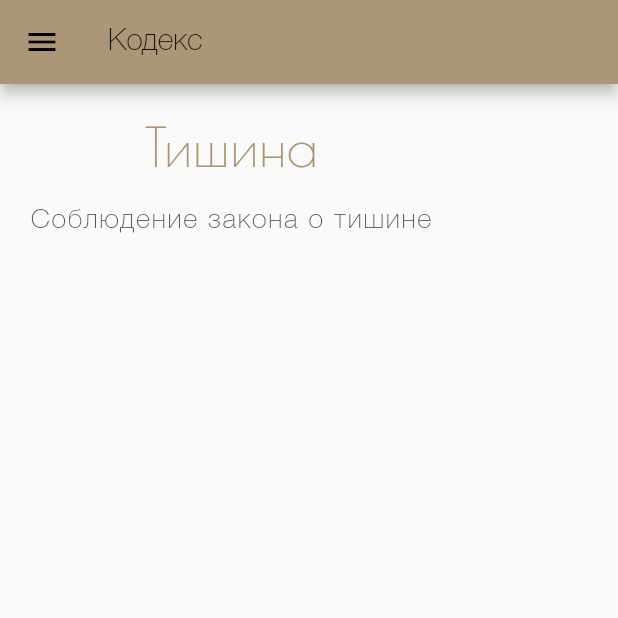
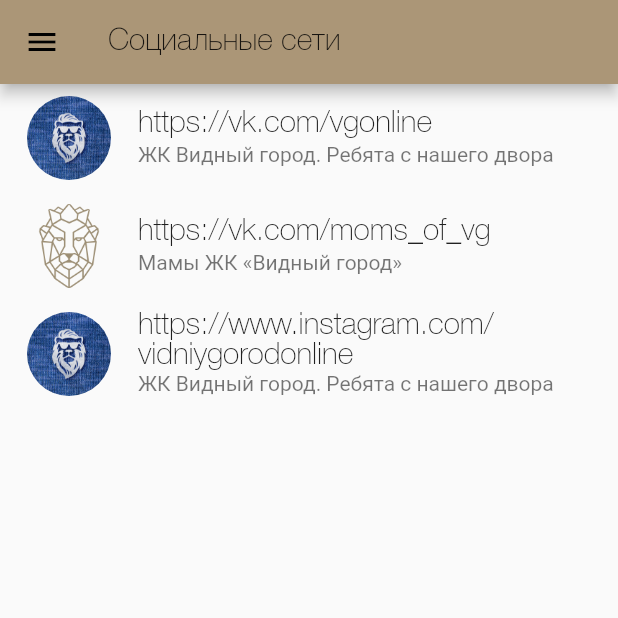
Before and after one commit to pumano/sightly-city, a Flutter app: the SocialNetworksScreen screen opened by its route, on a phone screen of 412 x 824 dp, the top half of it. Run offline on Flutter 3.47's test engine with Material 2 defaults, Android fonts, the phone set to English and light mode, and no system bars; our stand-ins replace flutter_map, flutter_svg, latlong, photo_view; Roboto replaces fonts that are missing (Hind).

Commit message:
feat(social): add social networks

```diff
--- a/lib/nav_drawer.dart
+++ b/lib/nav_drawer.dart
@@ -59,7 +59,8 @@
             },
           ),
           ListTile(
-            title: Text('Новости', style: Theme.of(context).textTheme.subtitle1),
+            title:
+                Text('Новости', style: Theme.of(context).textTheme.subtitle1),
             onTap: () {
               // Update the state of the app
               // ...
@@ -117,7 +118,8 @@
             },
           ),
           ListTile(
-            title: Text('Соц сети', style: Theme.of(context).textTheme.subtitle1),
+            title:
+                Text('Соц сети', style: Theme.of(context).textTheme.subtitle1),
             onTap: () {
               // Update the state of the app
               // ...
--- a/lib/views/information.screen.dart
+++ b/lib/views/information.screen.dart
@@ -57,14 +57,14 @@
                       ContactsList(contacts: emergenceContacts),
                       Container(
                           padding:
+                              const EdgeInsets.only(top: 20.0, bottom: 20.0),
+                          child: Text("Телефоны техников")),
+                      ContactsList(contacts: contacts),
+                      Container(
+                          padding:
                               const EdgeInsets.only(top: 10.0, bottom: 20.0),
                           child: Text("Службы одного окна")),
                       ContactsList(contacts: webServicesContacts),
-                      Container(
-                          padding:
-                              const EdgeInsets.only(top: 20.0, bottom: 20.0),
-                          child: Text("Телефоны техников")),
-                      ContactsList(contacts: contacts),
                       Container(
                           padding:
                               const EdgeInsets.only(top: 20.0, bottom: 20.0),
--- a/lib/views/rules.screen.dart
+++ b/lib/views/rules.screen.dart
@@ -28,7 +28,9 @@
                       Text(
                           " Пожаловаться на шумных соседей можно в полицию – для этого можно позвонить «112». В этом случае желательно иметь какие-то доказательства того, что шум в неположенное время действительно был – видеозапись или аудиозапись, так как к моменту приезда полиции все может прекратиться.",
                           style: Theme.of(context).textTheme.bodyText1),
+                      Padding(padding: EdgeInsets.only(top: 20)),
                       Image(image: AssetImage("assets/law.png")),
+                      Padding(padding: EdgeInsets.only(top: 10)),
                       Container(
                           padding: const EdgeInsets.only(bottom: 20),
                           child: Text("Выгул собак",
--- a/lib/views/socialnetworks.screen.dart
+++ b/lib/views/socialnetworks.screen.dart
@@ -1,4 +1,5 @@
 import 'package:flutter/material.dart';
+import 'package:sightlycity/helpers/url_launcher.dart';
 import 'package:sightlycity/nav_drawer.dart';
 
 class SocialNetworksScreen extends StatelessWidget {
@@ -6,23 +7,54 @@
 
   @override
   Widget build(BuildContext context) {
-     return Scaffold(
+    return Scaffold(
         appBar: AppBar(
-          title: Text("Кодекс", style: Theme.of(context).textTheme.subtitle1),
+          title: Text("Социальные сети",
+              style: Theme.of(context).textTheme.subtitle1),
         ),
         drawer: NavigationDrawer(),
-        body: SingleChildScrollView(
-            child: Container(
-                padding: const EdgeInsets.all(20.0),
-                child: Column(
-                    mainAxisAlignment: MainAxisAlignment.start,
-                    children: <Widget>[
-                      Container(
-                          padding: const EdgeInsets.only(bottom: 20),
-                          child: Text("Тишина",
-                              style: Theme.of(context).textTheme.headline6)),
-                      Text("Соблюдение закона о тишине",
-                          style: Theme.of(context).textTheme.bodyText1),
-                    ]))));
+        body: ListView(
+          children: <Widget>[
+            ListTile(
+              leading: CircleAvatar(
+                radius: 30.0,
+                backgroundImage:
+                    AssetImage('assets/vgonline.jpg'),
+                backgroundColor: Colors.transparent,
+              ),
+              title: Text("https://vk.com/vgonline"),
+              subtitle: Text("ЖК Видный город. Ребята с нашего двора"),
+              onTap: () async {
+                UrlLauncher().launchURL("https://vk.com/vgonline");
+              },
+            ),
+             ListTile(
+              leading: CircleAvatar(
+                radius: 30.0,
+                backgroundImage:
+                    AssetImage('assets/logo.png'),
+                backgroundColor: Colors.transparent,
+              ),
+              title: Text("https://vk.com/moms_of_vg"),
+              subtitle: Text("Мамы ЖК «Видный город»"),
+              onTap: () async {
+                UrlLauncher().launchURL("https://vk.com/moms_of_vg");
+              }
+             ),
+               ListTile(
+              leading: CircleAvatar(
+                radius: 30.0,
+                backgroundImage:
+                    AssetImage('assets/vgonline.jpg'),
+                backgroundColor: Colors.transparent,
+              ),
+              title: Text("https://www.instagram.com/vidniygorodonline"),
+              subtitle: Text("ЖК Видный город. Ребята с нашего двора"),
+              onTap: () async {
+                UrlLauncher().launchURL("https://www.instagram.com/vidniygorodonline");
+              },
+            )
+          ],
+        ));
   }
 }
```
Also changed, not shown: assets/vgonline.jpg (added).
